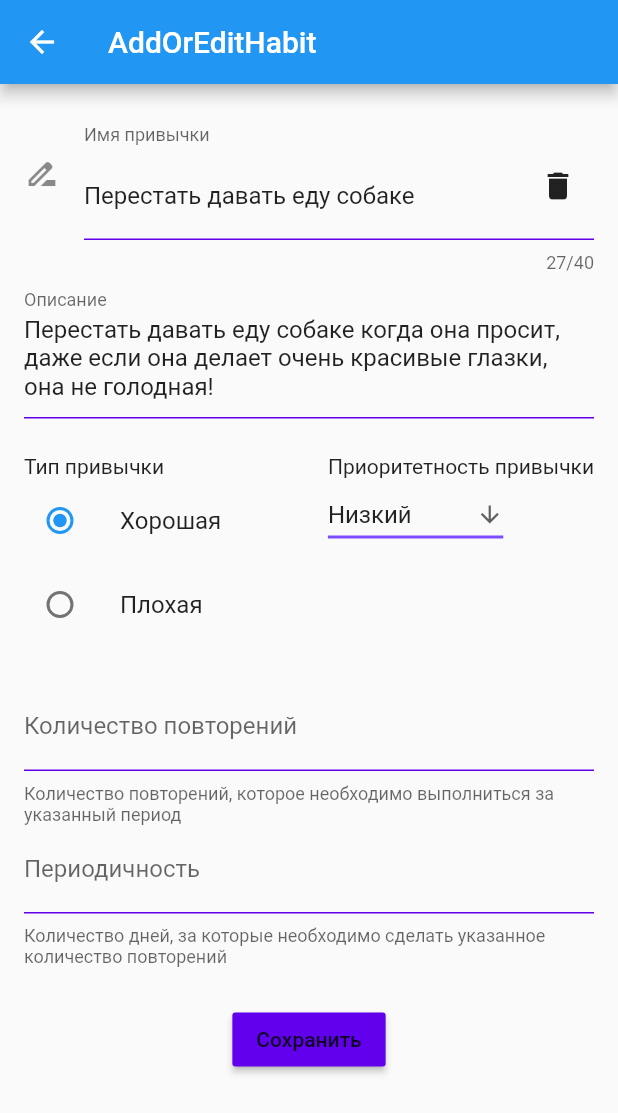
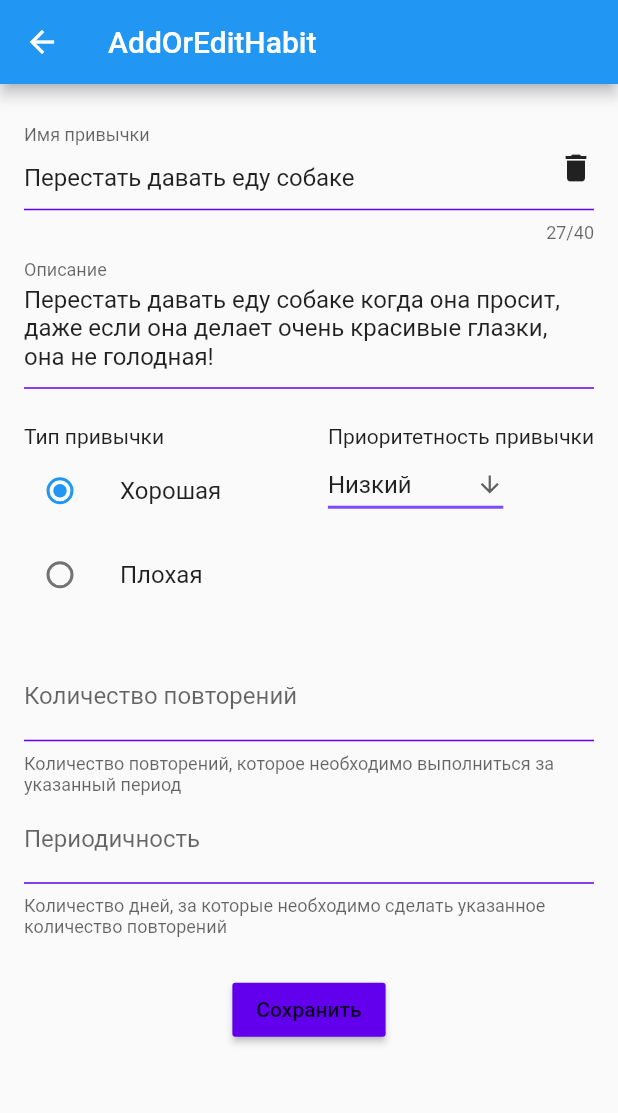
Before and after one commit to mrmops/habit_tracker, a Flutter app: the HabitAddOrEditPage screen opened by its route, on a phone screen of 412 x 824 dp. Shown: the top 1113 px of the screen. Run offline on Flutter 3.47's test engine with Material 2 defaults, Android fonts, the phone set to English and light mode, and no system bars.

Commit message:
Починил клавиатуру и иконку мусорного ведра TextFormField

```diff
--- a/lib/UI/HabitsDetails/HabitAddOrEditPage.dart
+++ b/lib/UI/HabitsDetails/HabitAddOrEditPage.dart
@@ -16,7 +16,8 @@ class HabitAddOrEditPage extends StatelessWidget {
       appBar: AppBar(
         title: Text('AddOrEditHabit'),
       ),
-      body: Padding(
+      body: SingleChildScrollView(
+        child: Padding(
           padding: const EdgeInsets.all(16.0),
           child: Column(
             children: [
@@ -25,15 +26,20 @@ class HabitAddOrEditPage extends StatelessWidget {
                 initialValue: null,
                 maxLength: 40,
                 decoration: InputDecoration(
-                icon: Icon(Icons.drive_file_rename_outline),
                   labelText: 'Имя привычки',
-                suffix: IconButton(
+                  suffix: SizedBox(
+                    height: 24,
+                    width: 24,
+                    child: IconButton(
+                      padding: new EdgeInsets.all(0.0),
+                      iconSize: 24,
                       icon: Icon(
                         Icons.delete,
                       ),
                       onPressed: () {
                         textEditingController.clear();
                       },
+                    ),
                   ),
                   enabledBorder: UnderlineInputBorder(
                     borderSide: BorderSide(color: Color(0xFF6200EE)),
@@ -107,6 +113,7 @@ class HabitAddOrEditPage extends StatelessWidget {
                 ),
               ),
             ],
+          ),
         ),
       ),
     );
```
Lines whose indentation alone changed are shown as unchanged.
